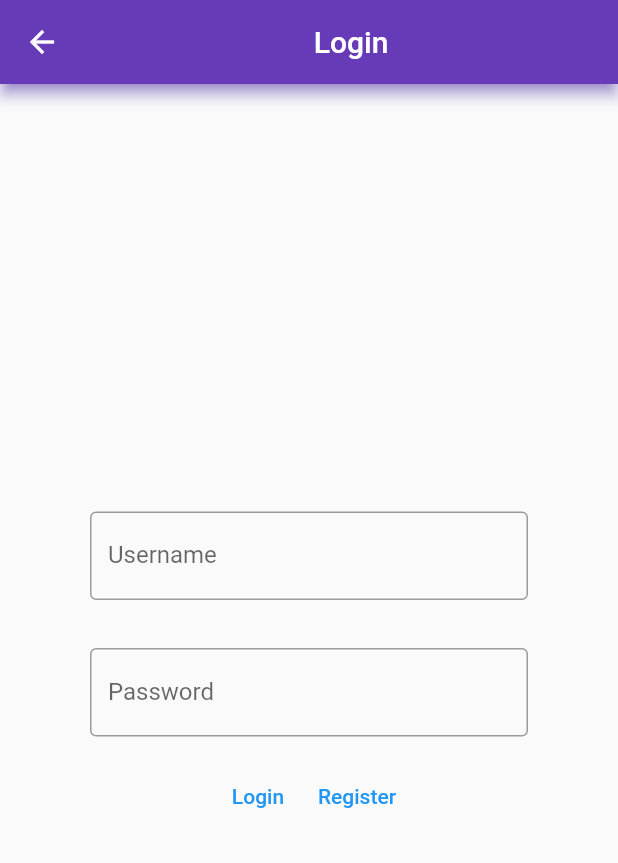
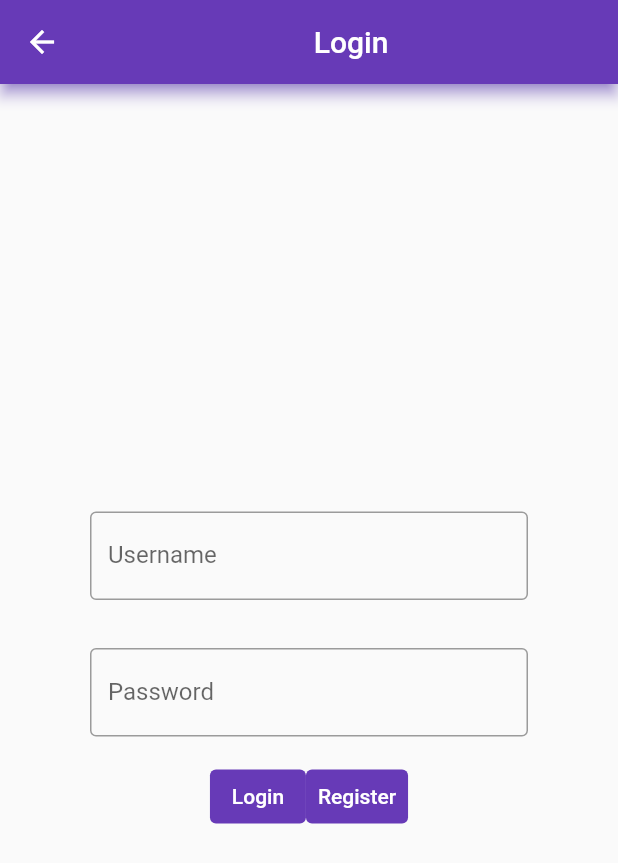
Before and after one commit to huugolopeez/Actividad1Din, a Flutter app: the RegisterView screen opened by its route, after a tap on "Cancel", on a phone screen of 412 x 824 dp. Shown: the top 863 px of the screen. Run offline on Flutter 3.47's test engine with Material 2 defaults, Android fonts, the phone set to English and light mode, and no system bars; our stand-ins replace firebase_auth, firebase_core; accounts and stored records are empty; generated files the repository leaves out were written again; network calls fail.

Commit message:
Commit 11.0:  -Cambio de style de los botones tanto de LoginView como de RegisterView

```diff
--- a/lib/onBoarding/LoginView.dart
+++ b/lib/onBoarding/LoginView.dart
@@ -60,8 +60,20 @@ class LoginView extends StatelessWidget {
           ),
           Row(mainAxisAlignment: MainAxisAlignment.center,
             children: [
-              TextButton(onPressed: () { onClickLogin(); }, child: Text('Login')),
-              TextButton(onPressed: () { onClickRegister(); }, child: Text('Register')),
+              TextButton(onPressed: () { onClickLogin(); },
+                  child: Text('Login'),
+                  style: ButtonStyle(
+                      backgroundColor: MaterialStateProperty.all(Colors.deepPurple),
+                      foregroundColor: MaterialStateProperty.all(Colors.white)
+                  )
+              ),
+              TextButton(onPressed: () { onClickRegister(); },
+                  child: Text('Register'),
+                  style: ButtonStyle(
+                    backgroundColor: MaterialStateProperty.all(Colors.deepPurple),
+                    foregroundColor: MaterialStateProperty.all(Colors.white),
+                  ),
+              ),
             ],
           )
         ],
--- a/lib/onBoarding/RegisterView.dart
+++ b/lib/onBoarding/RegisterView.dart
@@ -73,8 +73,20 @@ class RegisterView extends StatelessWidget {
           ),
           Row(mainAxisAlignment: MainAxisAlignment.center,
             children: [
-              TextButton(onPressed: () { onClickRegister(); }, child: Text('Register')),
-              TextButton(onPressed: () { onClickCancel(); }, child: Text('Cancel'))
+              TextButton(onPressed: () { onClickRegister(); },
+                  child: Text('Register'),
+                  style: ButtonStyle(
+                    backgroundColor: MaterialStateProperty.all(Colors.deepPurple),
+                    foregroundColor: MaterialStateProperty.all(Colors.white)
+                  ),
+              ),
+              TextButton(onPressed: () { onClickCancel(); },
+                  child: Text('Cancel'),
+                  style: ButtonStyle(
+                    backgroundColor: MaterialStateProperty.all(Colors.deepPurple),
+                    foregroundColor: MaterialStateProperty.all(Colors.white)
+                  ),
+              )
             ],
           )
         ],
```
